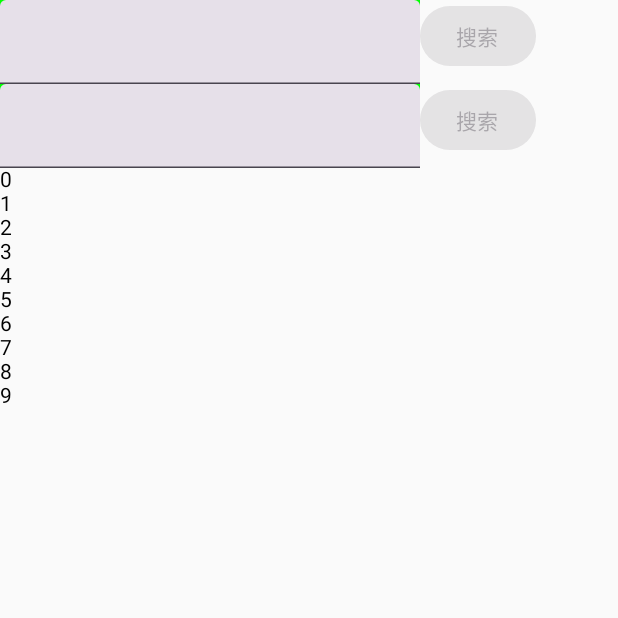
After one commit to NBXXF/Jetpack_Compose_Study, an Android app built with Jetpack Compose: the StateActivity screen opened directly, with no data from a screen before it, on a phone screen of 412 x 824 dp, the top half of it. The commit adds this screen. Run offline under Robolectric (Android 15) with nearby library versions, the phone set to English and light mode, and no system bars.

Commit message:
feat:状态处理

```diff
--- a/app/src/main/AndroidManifest.xml
+++ b/app/src/main/AndroidManifest.xml
@@ -28,6 +28,7 @@
         <activity android:name=".TextActivity"/>
         <activity android:name=".MyColumnActivity"/>
         <activity android:name=".ConstraintLayoutActivity"/>
+        <activity android:name=".StateActivity"/>
     </application>
 
 </manifest>
--- a/app/src/main/java/com/xxf/jetpack/compose/study/MainActivity.kt
+++ b/app/src/main/java/com/xxf/jetpack/compose/study/MainActivity.kt
@@ -61,6 +61,9 @@ class MainActivity : ComponentActivity() {
             Text(text = "ConstraintLayout",modifier=Modifier.padding(10.dp).clickable {
                 this@MainActivity.startActivity(Intent(this@MainActivity,ConstraintLayoutActivity::class.java))
             });
+            Text(text = "状态管理",modifier=Modifier.padding(10.dp).clickable {
+                this@MainActivity.startActivity(Intent(this@MainActivity,StateActivity::class.java))
+            });
         }
     }
 }
--- /dev/null
+++ b/app/src/main/java/com/xxf/jetpack/compose/study/StateActivity.kt
@@ -0,0 +1,101 @@
+package com.xxf.jetpack.compose.study
+
+import android.os.Bundle
+import androidx.activity.ComponentActivity
+import androidx.activity.compose.setContent
+import androidx.activity.viewModels
+import androidx.compose.foundation.background
+import androidx.compose.foundation.layout.Column
+import androidx.compose.foundation.layout.Row
+import androidx.compose.foundation.layout.height
+import androidx.compose.foundation.layout.width
+import androidx.compose.material3.Button
+import androidx.compose.material3.ExperimentalMaterial3Api
+import androidx.compose.material3.Text
+import androidx.compose.material3.TextField
+import androidx.compose.runtime.Composable
+import androidx.compose.runtime.MutableState
+import androidx.compose.runtime.getValue
+import androidx.compose.runtime.mutableStateOf
+import androidx.compose.runtime.remember
+import androidx.compose.runtime.setValue
+import androidx.compose.ui.Modifier
+import androidx.compose.ui.graphics.Color
+import androidx.compose.ui.unit.dp
+import androidx.lifecycle.AndroidViewModel
+import androidx.lifecycle.LiveData
+import androidx.lifecycle.MutableLiveData
+import androidx.lifecycle.ViewModel
+
+
+/**
+ * @ProjectName: Jetpack_Compose_Study
+ * @Package: com.xxf.jetpack.compose.study
+ * @ClassName: StateActivity
+ * @Description:
+ * @Author: xuanyouwu@163.com 17611639080
+ * @Date: 2023/9/4 17:53
+ */
+class StateActivity: ComponentActivity() {
+    val vm:MyViewModel by viewModels<MyViewModel>();
+    val s= androidx.compose.runtime.mutableStateOf("");
+    @OptIn(ExperimentalMaterial3Api::class)
+    override fun onCreate(savedInstanceState: Bundle?) {
+        super.onCreate(savedInstanceState)
+        setContent {
+            Column {
+                //对于输入框如果不记录 就会一直输入不了,所以采取提升状态 方式将mutableStateOf升级为activity的成员
+                test2(s.value) {
+                    s.value = it;
+                };
+
+                //提升状态采用remember函数记录
+                test();
+
+                for (i in 0 until 10){
+                    Text(text = i.toString())
+                }
+            }
+        }
+    }
+
+    @OptIn(ExperimentalMaterial3Api::class)
+    @Composable
+    fun test(){
+        val (text,setText)= remember {
+            mutableStateOf("");
+        }
+        Row {
+            TextField(value =text , onValueChange ={
+                setText(it)
+            },
+                    modifier = Modifier
+                        .background(Color.Green))
+            Button(onClick = {
+                setText("");
+            }, enabled = text.isNotBlank()) {
+                Text(text = "搜索")
+            }
+        }
+    }
+
+
+    @OptIn(ExperimentalMaterial3Api::class)
+    @Composable
+    fun test2(value:String,onTextChange:(String)->Unit){
+        Row {
+            TextField(value =value , onValueChange =onTextChange,
+                modifier = Modifier
+                    .background(Color.Green))
+            Button(onClick = {
+                onTextChange("");
+            }, enabled = value.isNotBlank()) {
+                Text(text = "搜索")
+            }
+        }
+    }
+
+    class MyViewModel: ViewModel() {
+        val state= MutableLiveData<Boolean>(true);
+    }
+}
```
